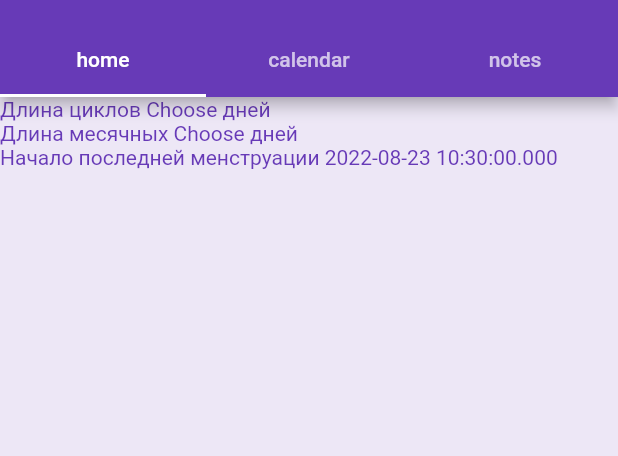
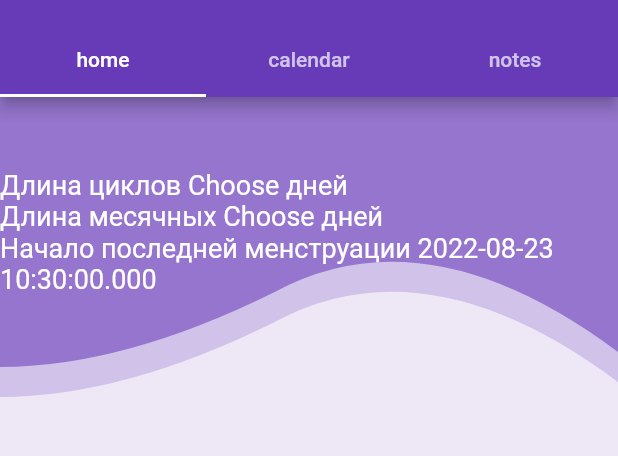
Before and after one commit to IraSoro/period-tracker, a Flutter app: the screen it shows after launch, on a phone screen of 412 x 824 dp, the part 59-515 px from its top. Run offline on Flutter 3.47's test engine with Material 2 defaults, Android fonts, the phone set to English and light mode, and no system bars; our stand-ins replace date_field.

Commit message:
Added drawing

```diff
--- a/lib/tabHome.dart
+++ b/lib/tabHome.dart
@@ -22,9 +22,33 @@ class _TabHomeWidgetState extends State<TabHomeWidget> {
         children: <Widget>[
           Row(
             children: [
-              Expanded(
-              child: Text(tempLoc.getTotalInf()),
-              )
+              Container(
+                  child: Stack(children: [
+                Opacity(
+                    opacity: 0.5,
+                    child: ClipPath(
+                        clipper: WaveClipper(),
+                        child: Container(
+                          color: Colors.deepPurple.shade200,
+                          width: MediaQuery.of(context).size.width,
+                          height: 200,
+                        ))),
+                ClipPath(
+                    clipper: WaveClipper(),
+                    child: Container(
+                      color: Colors.deepPurple.shade300,
+                      width: MediaQuery.of(context).size.width,
+                      height: 180,
+                      alignment: Alignment.center,
+                      child: Text(
+                        tempLoc.getTotalInf(),
+                        style: TextStyle(
+                          fontSize: 18,
+                          color: Colors.white,
+                        ),
+                      ),
+                    ))
+              ]))
             ],
           ),
         ],
@@ -32,3 +56,32 @@ class _TabHomeWidgetState extends State<TabHomeWidget> {
     );
   }
 }
+
+class WaveClipper extends CustomClipper<Path> {
+  @override
+  Path getClip(Size size) {
+    debugPrint(size.width.toString());
+    var path = Path();
+    path.lineTo(0, size.height);
+
+    var firstStart = Offset(size.width / 5, size.height);
+    var firstEnd = Offset(size.width / 2.25, size.height - 50.0);
+
+    path.quadraticBezierTo(
+        firstStart.dx, firstStart.dy, firstEnd.dx, firstEnd.dy);
+
+    var secondStart =
+        Offset(size.width - (size.width / 3.24), size.height - 105);
+    var secondEnd = Offset(size.width, size.height - 10);
+
+    path.quadraticBezierTo(
+        secondStart.dx, secondStart.dy, secondEnd.dx, secondEnd.dy);
+    path.lineTo(size.width, 0);
+    path.close();
+
+    return path;
+  }
+
+  @override
+  bool shouldReclip(CustomClipper<Path> oldClipper) => false;
+}
```
Also changed, not shown: lib/main.dart (+1 -10 lines).
